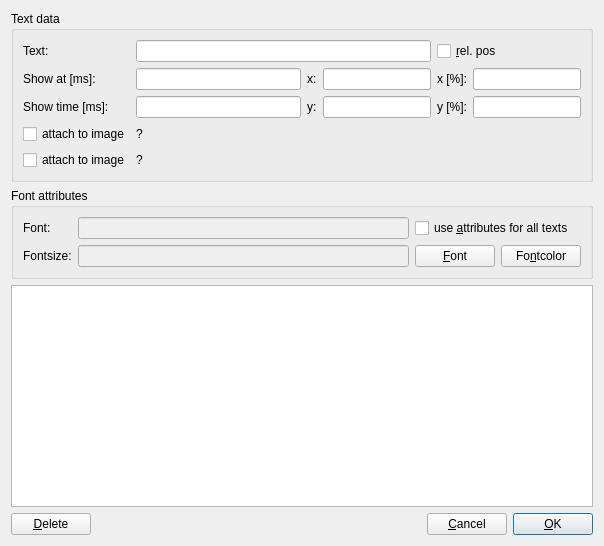
First picture: the form in src/DynTextDlg4.ui, repository mneuroth/MinDia, before the edit.
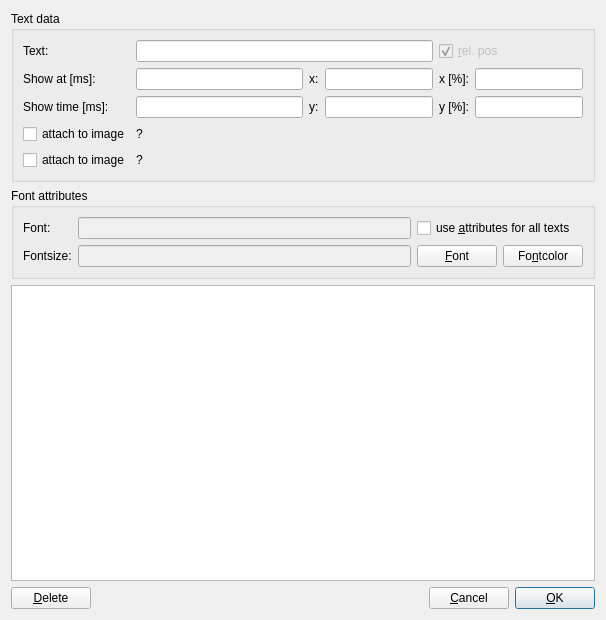
Second picture: the form after the edit.

Commit message: set dynamic text font size to scale with output image size

```diff
--- a/src/DynTextDlg4.ui
+++ b/src/DynTextDlg4.ui
@@ -6,8 +6,8 @@
    <rect>
     <x>0</x>
     <y>0</y>
-    <width>604</width>
-    <height>546</height>
+    <width>606</width>
+    <height>620</height>
    </rect>
   </property>
   <property name="sizePolicy">
@@ -206,9 +206,15 @@
       </item>
       <item row="0" column="4" colspan="2">
        <widget class="QCheckBox" name="m_pRelPos">
+        <property name="enabled">
+         <bool>false</bool>
+        </property>
         <property name="text">
          <string>&amp;rel. pos</string>
         </property>
+        <property name="checked">
+         <bool>true</bool>
+        </property>
        </widget>
       </item>
      </layout>
```
Left out of the diff: 32 changed lines with no effect on the pictures. The commit also changes 1 other file.
